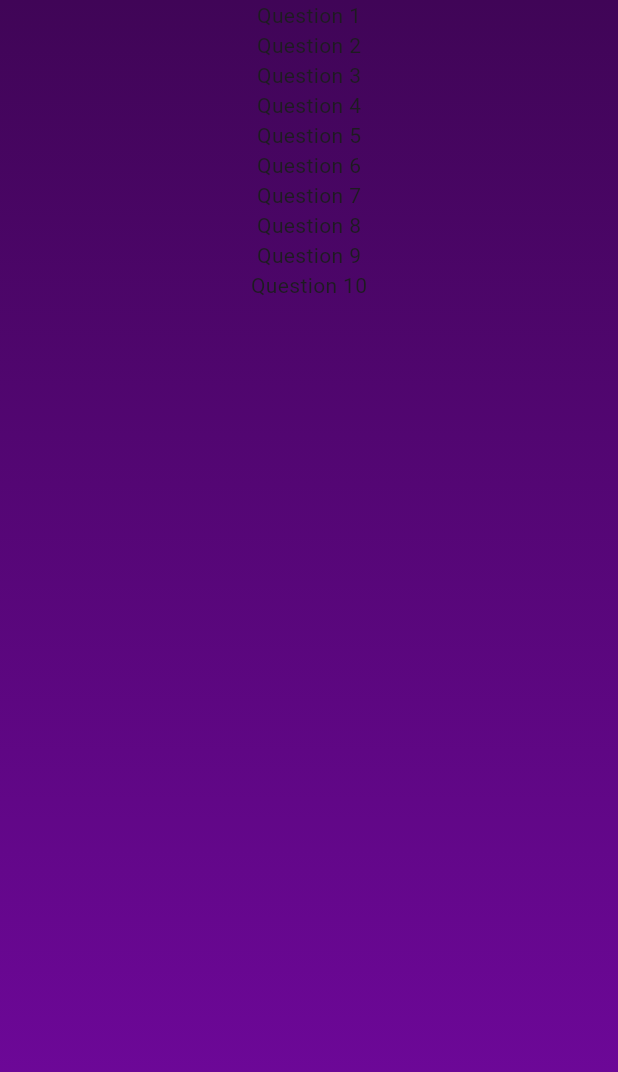
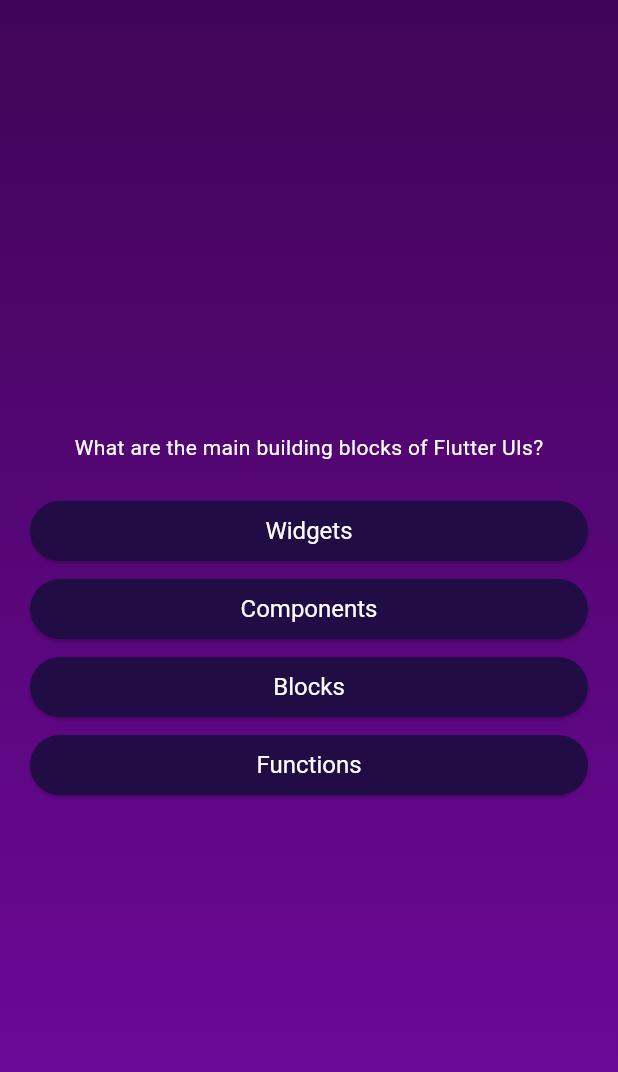
Before and after one commit to raphaelpinel/flutter-quizz-app, a Flutter app: the screen it shows after launch, after a tap on "Start Quiz", on a phone screen of 412 x 824 dp. Shown: the top 1072 px of the screen. Run offline on Flutter 3.47's test engine with Material 3 defaults, Android fonts, the phone set to English and light mode, and no system bars.

Commit message:
Display questions and answers as buttons

```diff
--- /dev/null
+++ b/lib/answer_button.dart
@@ -0,0 +1,35 @@
+import 'package:flutter/material.dart';
+
+class AnswerButton extends StatelessWidget {
+  final String answerText;
+  final void Function() onPressed;
+
+  const AnswerButton(
+      {required this.answerText, required this.onPressed, super.key});
+
+  @override
+  Widget build(BuildContext context) {
+    return Padding(
+      padding: const EdgeInsets.symmetric(horizontal: 20, vertical: 2.0),
+      child: ElevatedButton(
+        onPressed: onPressed,
+        style: ElevatedButton.styleFrom(
+          padding: const EdgeInsets.symmetric(
+            horizontal: 40,
+            vertical: 10,
+          ),
+          backgroundColor: const Color.fromARGB(255, 33, 12, 69),
+          foregroundColor: Colors.white,
+          shape: RoundedRectangleBorder(
+            borderRadius: BorderRadius.circular(40),
+          ),
+          textStyle: const TextStyle(
+            fontSize: 16,
+            fontWeight: FontWeight.normal,
+          ),
+        ),
+        child: Text(answerText),
+      ),
+    );
+  }
+}
--- /dev/null
+++ b/lib/models/quiz_question.dart
@@ -0,0 +1,6 @@
+class QuizQuestion {
+  final String questionText;
+  final List<String> answers;
+
+  const QuizQuestion(this.questionText, this.answers);
+}
--- /dev/null
+++ b/lib/questions.dart
@@ -0,0 +1,56 @@
+import 'package:quizz_app/models/quiz_question.dart';
+
+// first answer is always the correct one
+const questions = [
+  QuizQuestion(
+    'What are the main building blocks of Flutter UIs?',
+    [
+      'Widgets',
+      'Components',
+      'Blocks',
+      'Functions',
+    ],
+  ),
+  QuizQuestion('How are Flutter UIs built?', [
+    'By combining widgets in code',
+    'By combining widgets in a visual editor',
+    'By defining widgets in config files',
+    'By using XCode for iOS and Android Studio for Android',
+  ]),
+  QuizQuestion(
+    'What\'s the purpose of a StatefulWidget?',
+    [
+      'Update UI as data changes',
+      'Update data as UI changes',
+      'Ignore data changes',
+      'Render UI that does not depend on data',
+    ],
+  ),
+  QuizQuestion(
+    'Which widget should you try to use more often: StatelessWidget or StatefulWidget?',
+    [
+      'StatelessWidget',
+      'StatefulWidget',
+      'Both are equally good',
+      'None of the above',
+    ],
+  ),
+  QuizQuestion(
+    'What happens if you change data in a StatelessWidget?',
+    [
+      'The UI is not updated',
+      'The UI is updated',
+      'The closest StatefulWidget is updated',
+      'Any nested StatefulWidgets are updated',
+    ],
+  ),
+  QuizQuestion(
+    'How should you update data inside of StatefulWidgets?',
+    [
+      'By calling setState()',
+      'By calling updateData()',
+      'By calling updateUI()',
+      'By calling updateState()',
+    ],
+  ),
+];
--- a/lib/questions_screen.dart
+++ b/lib/questions_screen.dart
@@ -1,4 +1,6 @@
 import 'package:flutter/material.dart';
+import 'package:quizz_app/answer_button.dart';
+import 'questions.dart';
 
 class QuestionsScreen extends StatefulWidget {
   const QuestionsScreen({super.key});
@@ -10,19 +12,35 @@ class QuestionsScreen extends StatefulWidget {
 class _QuestionsScreenState extends State<QuestionsScreen> {
   @override
   Widget build(BuildContext context) {
-    return const Center(
-      child: Column(children: [
-        Text('Question 1'),
-        Text('Question 2'),
-        Text('Question 3'),
-        Text('Question 4'),
-        Text('Question 5'),
-        Text('Question 6'),
-        Text('Question 7'),
-        Text('Question 8'),
-        Text('Question 9'),
-        Text('Question 10'),
-      ]),
+    final currentQuestion = questions[0];
+    return SizedBox(
+      width: double.infinity,
+      child: Column(
+        mainAxisAlignment: MainAxisAlignment.center,
+        children: [
+          Column(children: [
+            Text(
+              currentQuestion.questionText,
+              style: const TextStyle(color: Colors.white),
+            ),
+            const SizedBox(height: 20),
+            ListView.builder(
+              shrinkWrap: true,
+              itemCount: currentQuestion.answers.length,
+              itemBuilder: (context, index) {
+                final answer = currentQuestion.answers[index];
+                return AnswerButton(
+                  onPressed: () {},
+                  answerText: answer,
+                );
+              },
+            ),
+          ]
+              // questions.map((question) => Text(question.toString())).toList(),
+              ),
+          // END: be15d9bcejpp
+        ],
+      ),
     );
   }
 }
--- a/lib/quiz.dart
+++ b/lib/quiz.dart
@@ -1,5 +1,5 @@
 import 'package:flutter/material.dart';
-import 'package:quizz_app/enums/screenName.enum.dart';
+import 'package:quizz_app/models/screen_name.enum.dart';
 import 'package:quizz_app/questions_screen.dart';
 import 'package:quizz_app/start_screen.dart';
 
```
Also changed, not shown: lib/models/screen_name.enum.dart (renamed from lib/enums/screenName.enum.dart).
